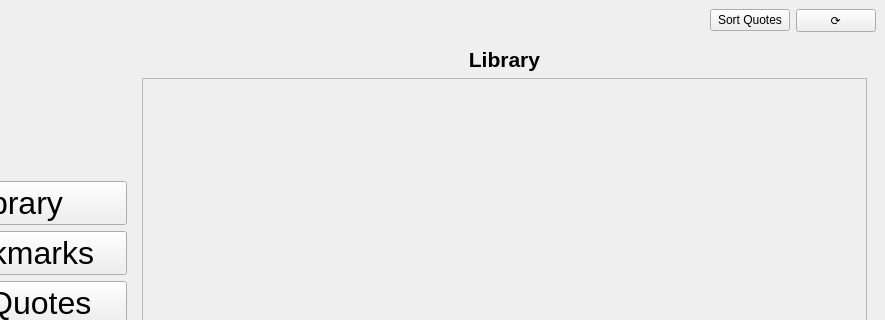
Before: the Qt Designer form data/design.ui in Selmentausen/Yandex-PyQt5-Project, drawn with Qt 5; both pictures show x 108 to 993 and y 0 to 320 of the 993 by 621 pixel window.
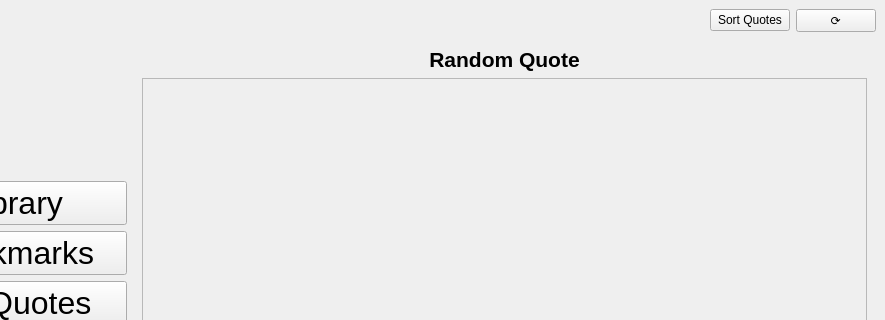
After: the same form once the commit is applied. Icons and pictures are not drawn.

Commit message: random quote page

```diff
--- a/data/design.ui
+++ b/data/design.ui
@@ -176,7 +176,7 @@
       <item>
        <widget class="QStackedWidget" name="stackedWidget">
         <property name="currentIndex">
-         <number>0</number>
+         <number>3</number>
         </property>
         <widget class="QWidget" name="LibraryPage">
          <property name="enabled">
@@ -344,6 +344,53 @@
           </item>
          </layout>
         </widget>
+        <widget class="QWidget" name="randomQuotePage">
+         <layout class="QVBoxLayout" name="verticalLayout_8">
+          <item>
+           <layout class="QVBoxLayout" name="randomQuoteInstrumentLayout">
+            <item>
+             <widget class="QLabel" name="randomQuoteLabel">
+              <property name="font">
+               <font>
+                <pointsize>16</pointsize>
+                <weight>75</weight>
+                <bold>true</bold>
+               </font>
+              </property>
+              <property name="text">
+               <string>Random Quote</string>
+              </property>
+              <property name="alignment">
+               <set>Qt::AlignCenter</set>
+              </property>
+             </widget>
+            </item>
+           </layout>
+          </item>
+          <item>
+           <widget class="QScrollArea" name="scrollArea_4">
+            <property name="widgetResizable">
+             <bool>true</bool>
+            </property>
+            <widget class="QWidget" name="scrollAreaWidgetRandomQuote">
+             <property name="geometry">
+              <rect>
+               <x>0</x>
+               <y>0</y>
+               <width>723</width>
+               <height>476</height>
+              </rect>
+             </property>
+             <layout class="QVBoxLayout" name="verticalLayout_11">
+              <item>
+               <layout class="QVBoxLayout" name="randomQuoteLayout"/>
+              </item>
+             </layout>
+            </widget>
+           </widget>
+          </item>
+         </layout>
+        </widget>
        </widget>
       </item>
      </layout>
```
Left out of the diff: 8 changed lines with no effect on the pictures. The commit also changes 2 other files.
